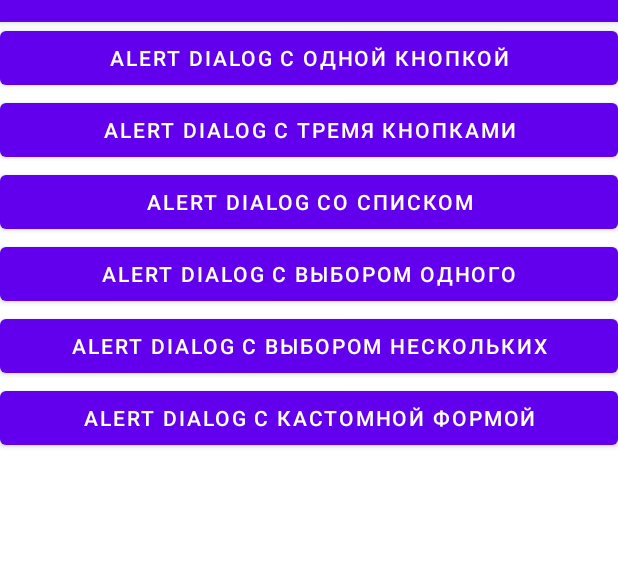
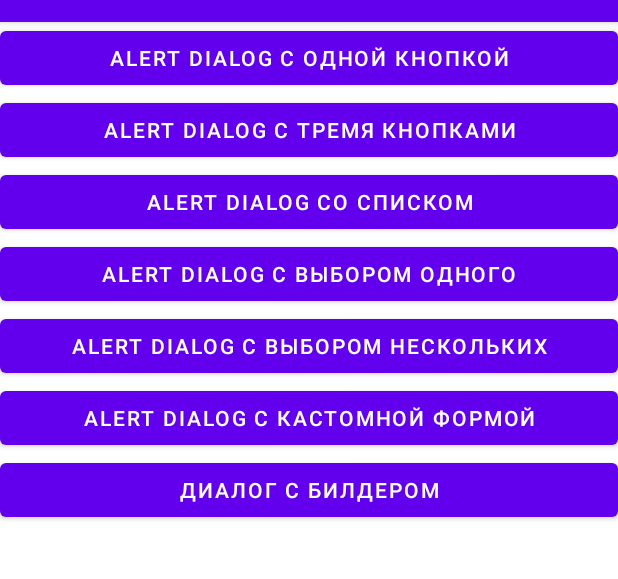
Before and after one commit to mentatusn/Lesson11_1423_1_11, an Android app: the screen it shows after launch (MainActivity), on a phone screen of 412 x 824 dp, the part 62-641 px from its top. Run offline under Robolectric (Android 15) with nearby library versions, the phone set to English and light mode, and no system bars.

```diff
--- a/app/src/main/java/ru/geekbrains/lesson11_1423_1_11/MainActivity.java
+++ b/app/src/main/java/ru/geekbrains/lesson11_1423_1_11/MainActivity.java
@@ -34,6 +34,19 @@ public class MainActivity extends AppCompatActivity {
 
         Button alertDialogCustom = findViewById(R.id.alertDialogCustom);
         alertDialogCustom.setOnClickListener(clickListenerDialogCustom);
+
+        Button fragmentDialogBuilder = findViewById(R.id.fragmentDialogBuilder);
+        fragmentDialogBuilder.setOnClickListener(new View.OnClickListener() {
+            @Override
+            public void onClick(View view) {
+                DialogBuilderFragment dialogBuilderFragment = new DialogBuilderFragment();
+                dialogBuilderFragment.show(getSupportFragmentManager(),"TAG");
+            }
+        });
+    }
+
+    public void onResultDialogFragment(String answer){
+        Log.d("mylogs", String.format("Вернуло: %s", answer));
     }
 
     private final View.OnClickListener clickListenerDialogCustom = new View.OnClickListener() {
--- a/app/src/main/res/layout/activity_main.xml
+++ b/app/src/main/res/layout/activity_main.xml
@@ -43,4 +43,10 @@
         android:layout_height="wrap_content"
         android:text="@string/alert_dialog_custom_form" />
 
+    <Button
+        android:id="@+id/fragmentDialogBuilder"
+        android:layout_width="match_parent"
+        android:layout_height="wrap_content"
+        android:text="@string/dialog_builder" />
+
 </LinearLayout>
```
Also changed, not shown: app/src/main/java/ru/geekbrains/lesson11_1423_1_11/DialogBuilderFragment.java (added, +37 -0 lines), app/src/main/res/layout/fragmentr_dialog_custom.xml (added, +13 -0 lines).
